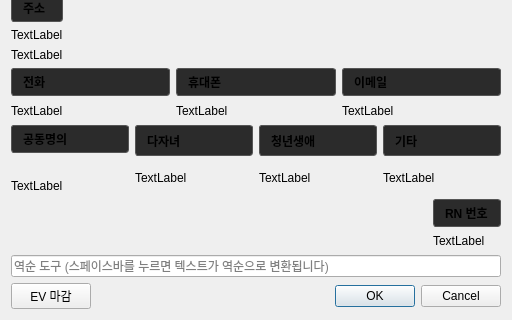
Before: the Qt Designer form ui/form.ui in Glen-Lee-glitch/new_viewer, drawn with Qt 5; both pictures show x 0 to 512 and y 356 to 676 of the 512 by 676 pixel window.
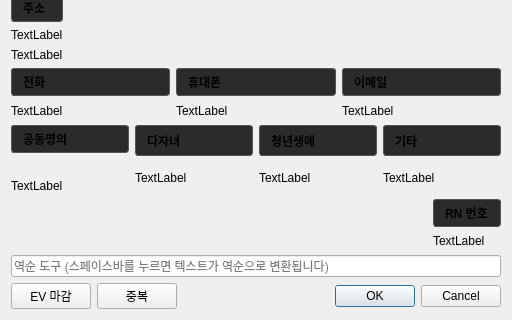
After: the same form once the commit is applied.

Commit message:
feat: form에 '중복' 처리 버튼 추가 및 기능 구현
- 이미지 첨부 가능 창 및 저장

What changed in the file:
```diff
--- a/ui/form.ui
+++ b/ui/form.ui
@@ -675,6 +675,13 @@
        </property>
       </widget>
      </item>
+     <item>
+      <widget class="QPushButton" name="pushButton_duplicate">
+       <property name="text">
+        <string>중복</string>
+       </property>
+      </widget>
+     </item>
      <item>
       <spacer name="horizontalSpacer_button">
        <property name="orientation">
```
The commit also changes 3 other files.
